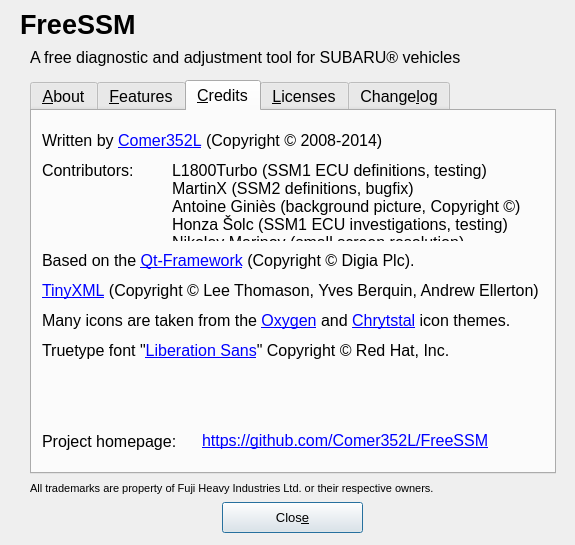
Old version of the form ui/About.ui in the repository Comer352L/FreeSSM.
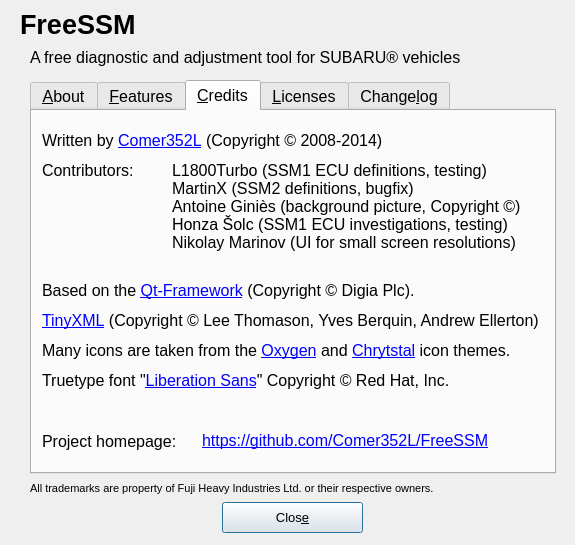
New version of the form. The open tabs and pages were chosen to show the change.

The edit to the form file:
```diff
--- a/ui/About.ui
+++ b/ui/About.ui
@@ -543,7 +543,7 @@
      <property name="geometry">
       <rect>
        <x>10</x>
-       <y>140</y>
+       <y>170</y>
        <width>500</width>
        <height>20</height>
       </rect>
@@ -559,7 +559,7 @@
      <property name="geometry">
       <rect>
        <x>10</x>
-       <y>200</y>
+       <y>230</y>
        <width>500</width>
        <height>20</height>
       </rect>
@@ -575,7 +575,7 @@
      <property name="geometry">
       <rect>
        <x>10</x>
-       <y>230</y>
+       <y>260</y>
        <width>500</width>
        <height>20</height>
       </rect>
@@ -609,11 +609,11 @@
        <x>140</x>
        <y>50</y>
        <width>370</width>
-       <height>80</height>
+       <height>100</height>
       </rect>
      </property>
      <property name="text">
-      <string>L1800Turbo (SSM1 ECU definitions, testing)&lt;br&gt;MartinX (SSM2 definitions, bugfix)&lt;br&gt;Antoine Giniès (background picture, Copyright ©)&lt;br&gt;Honza Šolc (SSM1 ECU investigations, testing)&lt;br&gt;Nikolay Marinov (small screen resolution)</string>
+      <string>&lt;html&gt;&lt;head/&gt;&lt;body&gt;&lt;p&gt;L1800Turbo (SSM1 ECU definitions, testing)&lt;br/&gt;MartinX (SSM2 definitions, bugfix)&lt;br/&gt;Antoine Giniès (background picture, Copyright ©)&lt;br/&gt;Honza Šolc (SSM1 ECU investigations, testing)&lt;br/&gt;Nikolay Marinov (UI for small screen resolutions)&lt;/p&gt;&lt;/body&gt;&lt;/html&gt;</string>
      </property>
      <property name="alignment">
       <set>Qt::AlignLeading|Qt::AlignLeft|Qt::AlignTop</set>
@@ -623,7 +623,7 @@
      <property name="geometry">
       <rect>
        <x>10</x>
-       <y>170</y>
+       <y>200</y>
        <width>500</width>
        <height>20</height>
       </rect>
```
